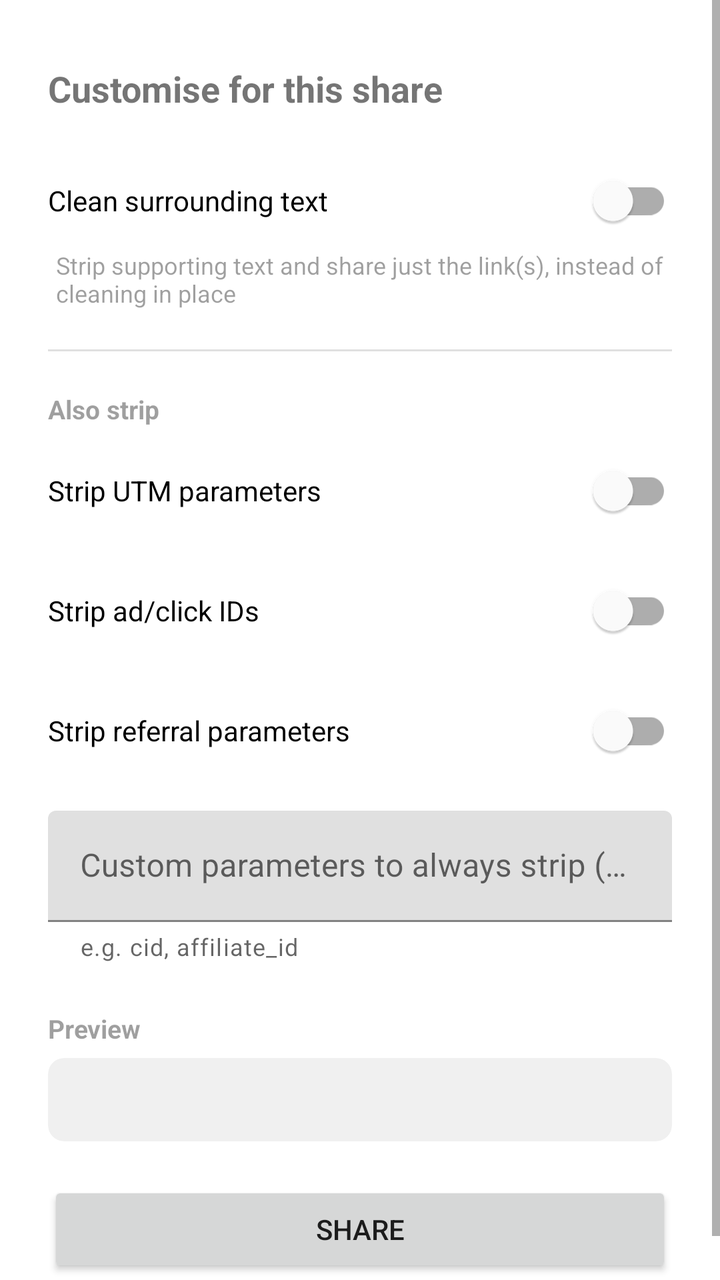
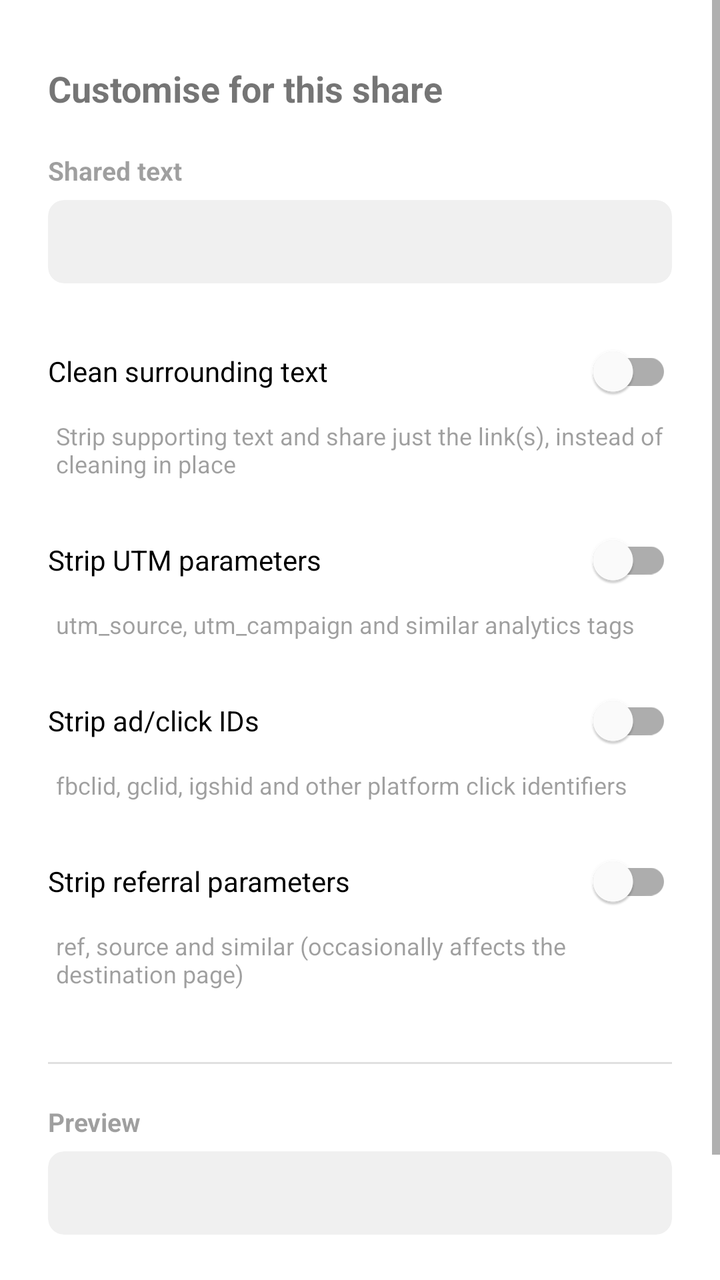

Screens rendered from an Android XML layout before and after an edit, with the pre-edit source and the edit as a unified diff.
<!-- AndroidManifest.xml: activity theme Theme.LinkSanitiser -->
<!-- res/layout/activity_custom_share.xml -->
<?xml version="1.0" encoding="utf-8"?>
<ScrollView xmlns:android="http://schemas.android.com/apk/res/android"
    xmlns:app="http://schemas.android.com/apk/res-auto"
    android:layout_width="match_parent"
    android:layout_height="match_parent">

    <LinearLayout
        android:layout_width="match_parent"
        android:layout_height="wrap_content"
        android:orientation="vertical"
        android:paddingHorizontal="24dp"
        android:paddingTop="32dp"
        android:paddingBottom="24dp">

        <TextView
            android:layout_width="match_parent"
            android:layout_height="wrap_content"
            android:layout_marginBottom="20dp"
            android:text="@string/custom_title"
            android:textStyle="bold"
            android:textSize="18sp" />

        <com.google.android.material.switchmaterial.SwitchMaterial
            android:id="@+id/switchCleanSurroundingText"
            android:layout_width="match_parent"
            android:layout_height="wrap_content"
            android:text="@string/setting_clean_surrounding_text" />

        <TextView
            android:layout_width="match_parent"
            android:layout_height="wrap_content"
            android:layout_marginStart="4dp"
            android:alpha="0.7"
            android:text="@string/setting_clean_surrounding_text_desc"
            android:textSize="12sp" />

        <LinearLayout
            android:id="@+id/linksSection"
            android:layout_width="match_parent"
            android:layout_height="wrap_content"
            android:orientation="vertical"
            android:visibility="gone">

            <TextView
                android:layout_width="match_parent"
                android:layout_height="wrap_content"
                android:layout_marginTop="20dp"
                android:layout_marginBottom="4dp"
                android:text="@string/custom_links_heading"
                android:textStyle="bold" />

            <TextView
                android:layout_width="match_parent"
                android:layout_height="wrap_content"
                android:layout_marginStart="4dp"
                android:layout_marginBottom="12dp"
                android:alpha="0.7"
                android:text="@string/custom_links_subheading"
                android:textSize="12sp" />

            <LinearLayout
                android:id="@+id/linksContainer"
                android:layout_width="match_parent"
                android:layout_height="wrap_content"
                android:orientation="vertical" />

        </LinearLayout>

        <View
            android:layout_width="match_parent"
            android:layout_height="1dp"
            android:layout_marginVertical="20dp"
            android:background="?android:attr/listDivider" />

        <TextView
            android:layout_width="match_parent"
            android:layout_height="wrap_content"
            android:layout_marginBottom="8dp"
            android:alpha="0.7"
            android:text="@string/custom_tracking_heading"
            android:textStyle="bold"
            android:textSize="13sp" />

        <com.google.android.material.switchmaterial.SwitchMaterial
            android:id="@+id/switchStripUtm"
            android:layout_width="match_parent"
            android:layout_height="wrap_content"
            android:text="@string/setting_strip_utm" />

        <com.google.android.material.switchmaterial.SwitchMaterial
            android:id="@+id/switchStripClickIds"
            android:layout_width="match_parent"
            android:layout_height="wrap_content"
            android:layout_marginTop="12dp"
            android:text="@string/setting_strip_click_ids" />

        <com.google.android.material.switchmaterial.SwitchMaterial
            android:id="@+id/switchStripReferral"
            android:layout_width="match_parent"
            android:layout_height="wrap_content"
            android:layout_marginTop="12dp"
            android:text="@string/setting_strip_referral" />

        <com.google.android.material.textfield.TextInputLayout
            android:id="@+id/customParamsLayout"
            android:layout_width="match_parent"
            android:layout_height="wrap_content"
            android:layout_marginTop="16dp"
            android:hint="@string/custom_params_label"
            app:helperText="@string/custom_params_hint"
            app:helperTextEnabled="true">

            <com.google.android.material.textfield.TextInputEditText
                android:id="@+id/customParamsInput"
                android:layout_width="match_parent"
                android:layout_height="wrap_content"
                android:inputType="text" />

        </com.google.android.material.textfield.TextInputLayout>

        <TextView
            android:layout_width="match_parent"
            android:layout_height="wrap_content"
            android:layout_marginTop="24dp"
            android:layout_marginBottom="6dp"
            android:alpha="0.7"
            android:text="@string/custom_preview_heading"
            android:textStyle="bold"
            android:textSize="13sp" />

        <com.google.android.material.card.MaterialCardView
            android:layout_width="match_parent"
            android:layout_height="wrap_content"
            app:cardBackgroundColor="@color/preview_card_background"
            app:cardElevation="0dp"
            app:cardCornerRadius="8dp">

            <TextView
                android:id="@+id/previewText"
                android:layout_width="match_parent"
                android:layout_height="wrap_content"
                android:padding="12dp"
                android:fontFamily="monospace"
                android:textIsSelectable="true"
                android:textSize="13sp"
                android:text="" />

        </com.google.android.material.card.MaterialCardView>

        <Button
            android:id="@+id/shareButton"
            android:layout_width="match_parent"
            android:layout_height="wrap_content"
            android:layout_marginTop="20dp"
            android:text="@string/custom_share" />

    </LinearLayout>

</ScrollView>
<!-- resources referenced by this layout -->
<resources>
  <color name="preview_card_background">#F0F0F0</color>
  <string name="custom_links_heading">Links found</string>
  <string name="custom_links_subheading">Pick which to keep — the rest will be dropped</string>
  <string name="custom_params_hint">e.g. cid, affiliate_id</string>
  <string name="custom_params_label">Custom parameters to always strip (comma-separated)</string>
  <string name="custom_preview_heading">Preview</string>
  <string name="custom_share">Share</string>
  <string name="custom_title">Customise for this share</string>
  <string name="custom_tracking_heading">Also strip</string>
  <string name="setting_clean_surrounding_text">Clean surrounding text</string>
  <string name="setting_clean_surrounding_text_desc">Strip supporting text and share just the link(s), instead of cleaning in place</string>
  <string name="setting_strip_click_ids">Strip ad/click IDs</string>
  <string name="setting_strip_referral">Strip referral parameters</string>
  <string name="setting_strip_utm">Strip UTM parameters</string>
  <style name="Theme.LinkSanitiser" parent="Theme.MaterialComponents.DayNight.NoActionBar">
          <item name="colorPrimary">@color/purple_500</item>
          <item name="colorPrimaryDark">@color/purple_700</item>
          <item name="colorAccent">@color/teal_200</item>
      </style>
  <color name="purple_500">#FF6200EE</color>
  <color name="purple_700">#FF3700B3</color>
  <color name="teal_200">#FF03DAC5</color>
</resources>

<!-- the commit's change to res/layout/activity_custom_share.xml (unified diff, before → after) -->
@@ -20,6 +20,42 @@
             android:textStyle="bold"
             android:textSize="18sp" />
 
+        <TextView
+            android:layout_width="match_parent"
+            android:layout_height="wrap_content"
+            android:layout_marginBottom="6dp"
+            android:alpha="0.7"
+            android:text="@string/custom_shared_text_heading"
+            android:textStyle="bold"
+            android:textSize="13sp" />
+
+        <com.google.android.material.card.MaterialCardView
+            android:layout_width="match_parent"
+            android:layout_height="wrap_content"
+            android:layout_marginBottom="20dp"
+            app:cardBackgroundColor="@color/preview_card_background"
+            app:cardElevation="0dp"
+            app:cardCornerRadius="8dp">
+
+            <ScrollView
+                android:layout_width="match_parent"
+                android:layout_height="wrap_content"
+                android:maxHeight="76dp">
+
+                <TextView
+                    android:id="@+id/sharedTextPreview"
+                    android:layout_width="match_parent"
+                    android:layout_height="wrap_content"
+                    android:padding="12dp"
+                    android:fontFamily="monospace"
+                    android:textIsSelectable="true"
+                    android:textSize="13sp"
+                    android:text="" />
+
+            </ScrollView>
+
+        </com.google.android.material.card.MaterialCardView>
+
         <com.google.android.material.switchmaterial.SwitchMaterial
             android:id="@+id/switchCleanSurroundingText"
             android:layout_width="match_parent"
@@ -30,9 +66,78 @@
             android:layout_width="match_parent"
             android:layout_height="wrap_content"
             android:layout_marginStart="4dp"
+            android:layout_marginBottom="16dp"
             android:alpha="0.7"
             android:text="@string/setting_clean_surrounding_text_desc"
             android:textSize="12sp" />
+
+        <com.google.android.material.switchmaterial.SwitchMaterial
+            android:id="@+id/switchStripUtm"
+            android:layout_width="match_parent"
+            android:layout_height="wrap_content"
+            android:text="@string/setting_strip_utm" />
+
+        <TextView
+            android:layout_width="match_parent"
+            android:layout_height="wrap_content"
+            android:layout_marginStart="4dp"
+            android:layout_marginBottom="16dp"
+            android:alpha="0.7"
+            android:text="@string/setting_strip_utm_desc"
+            android:textSize="12sp" />
+
+        <com.google.android.material.switchmaterial.SwitchMaterial
+            android:id="@+id/switchStripClickIds"
+            android:layout_width="match_parent"
+            android:layout_height="wrap_content"
+            android:text="@string/setting_strip_click_ids" />
+
+        <TextView
+            android:layout_width="match_parent"
+            android:layout_height="wrap_content"
+            android:layout_marginStart="4dp"
+            android:layout_marginBottom="16dp"
+            android:alpha="0.7"
+            android:text="@string/setting_strip_click_ids_desc"
+            android:textSize="12sp" />
+
+        <com.google.android.material.switchmaterial.SwitchMaterial
+            android:id="@+id/switchStripReferral"
+            android:layout_width="match_parent"
+            android:layout_height="wrap_content"
+            android:text="@string/setting_strip_referral" />
+
+        <TextView
+            android:layout_width="match_parent"
+            android:layout_height="wrap_content"
+            android:layout_marginStart="4dp"
+            android:layout_marginBottom="16dp"
+            android:alpha="0.7"
+            android:text="@string/setting_strip_referral_desc"
+            android:textSize="12sp" />
+
+        <LinearLayout
+            android:id="@+id/domainSpecificSection"
+            android:layout_width="match_parent"
+            android:layout_height="wrap_content"
+            android:orientation="vertical"
+            android:visibility="gone">
+
+            <com.google.android.material.switchmaterial.SwitchMaterial
+                android:id="@+id/switchStripDomainSpecific"
+                android:layout_width="match_parent"
+                android:layout_height="wrap_content"
+                android:text="@string/setting_strip_domain_specific" />
+
+            <TextView
+                android:layout_width="match_parent"
+                android:layout_height="wrap_content"
+                android:layout_marginStart="4dp"
+                android:alpha="0.7"
+                android:text="@string/setting_strip_domain_specific_desc"
+                android:textSize="12sp" />
+
+        </LinearLayout>
 
         <LinearLayout
             android:id="@+id/linksSection"
@@ -75,53 +180,6 @@
         <TextView
             android:layout_width="match_parent"
             android:layout_height="wrap_content"
-            android:layout_marginBottom="8dp"
-            android:alpha="0.7"
-            android:text="@string/custom_tracking_heading"
-            android:textStyle="bold"
-            android:textSize="13sp" />
-
-        <com.google.android.material.switchmaterial.SwitchMaterial
-            android:id="@+id/switchStripUtm"
-            android:layout_width="match_parent"
-            android:layout_height="wrap_content"
-            android:text="@string/setting_strip_utm" />
-
-        <com.google.android.material.switchmaterial.SwitchMaterial
-            android:id="@+id/switchStripClickIds"
-            android:layout_width="match_parent"
-            android:layout_height="wrap_content"
-            android:layout_marginTop="12dp"
-            android:text="@string/setting_strip_click_ids" />
-
-        <com.google.android.material.switchmaterial.SwitchMaterial
-            android:id="@+id/switchStripReferral"
-            android:layout_width="match_parent"
-            android:layout_height="wrap_content"
-            android:layout_marginTop="12dp"
-            android:text="@string/setting_strip_referral" />
-
-        <com.google.android.material.textfield.TextInputLayout
-            android:id="@+id/customParamsLayout"
-            android:layout_width="match_parent"
-            android:layout_height="wrap_content"
-            android:layout_marginTop="16dp"
-            android:hint="@string/custom_params_label"
-            app:helperText="@string/custom_params_hint"
-            app:helperTextEnabled="true">
-
-            <com.google.android.material.textfield.TextInputEditText
-                android:id="@+id/customParamsInput"
-                android:layout_width="match_parent"
-                android:layout_height="wrap_content"
-                android:inputType="text" />
-
-        </com.google.android.material.textfield.TextInputLayout>
-
-        <TextView
-            android:layout_width="match_parent"
-            android:layout_height="wrap_content"
-            android:layout_marginTop="24dp"
             android:layout_marginBottom="6dp"
             android:alpha="0.7"
             android:text="@string/custom_preview_heading"
<!-- resource entries referenced after the edit -->
@@ -3,17 +3,20 @@
   <color name="preview_card_background">#F0F0F0</color>
   <string name="custom_links_heading">Links found</string>
   <string name="custom_links_subheading">Pick which to keep — the rest will be dropped</string>
-  <string name="custom_params_hint">e.g. cid, affiliate_id</string>
-  <string name="custom_params_label">Custom parameters to always strip (comma-separated)</string>
   <string name="custom_preview_heading">Preview</string>
   <string name="custom_share">Share</string>
+  <string name="custom_shared_text_heading">Shared text</string>
   <string name="custom_title">Customise for this share</string>
-  <string name="custom_tracking_heading">Also strip</string>
   <string name="setting_clean_surrounding_text">Clean surrounding text</string>
   <string name="setting_clean_surrounding_text_desc">Strip supporting text and share just the link(s), instead of cleaning in place</string>
   <string name="setting_strip_click_ids">Strip ad/click IDs</string>
+  <string name="setting_strip_click_ids_desc">fbclid, gclid, igshid and other platform click identifiers</string>
+  <string name="setting_strip_domain_specific">Strip domain-specific parameters</string>
+  <string name="setting_strip_domain_specific_desc">Extra tracking codes known for specific sites in this share (e.g. The Guardian\'s CMP tag)</string>
   <string name="setting_strip_referral">Strip referral parameters</string>
+  <string name="setting_strip_referral_desc">ref, source and similar (occasionally affects the destination page)</string>
   <string name="setting_strip_utm">Strip UTM parameters</string>
+  <string name="setting_strip_utm_desc">utm_source, utm_campaign and similar analytics tags</string>
   <style name="Theme.LinkSanitiser" parent="Theme.MaterialComponents.DayNight.NoActionBar">
           <item name="colorPrimary">@color/purple_500</item>
           <item name="colorPrimaryDark">@color/purple_700</item>
